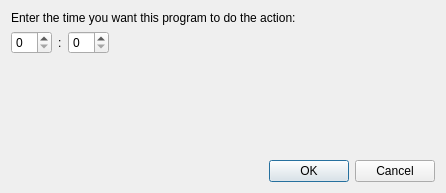
The window that src/atdialog.ui (cges30901/hmtimer) describes before a commit, drawn with Qt 5.
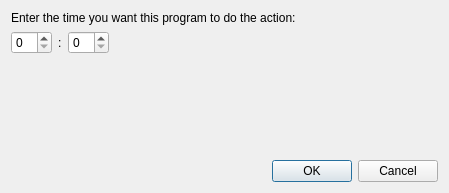
The same window after the commit.

Commit message: Use QDialogButtonBox

Diff of the .ui file:
```diff
--- a/src/atdialog.ui
+++ b/src/atdialog.ui
@@ -6,7 +6,7 @@
    <rect>
     <x>0</x>
     <y>0</y>
-    <width>446</width>
+    <width>449</width>
     <height>193</height>
    </rect>
   </property>
@@ -65,35 +65,11 @@
     </spacer>
    </item>
    <item>
-    <layout class="QHBoxLayout" name="horizontalLayout_3">
-     <item>
-      <spacer name="horizontalSpacer">
-       <property name="orientation">
-        <enum>Qt::Horizontal</enum>
-       </property>
-       <property name="sizeHint" stdset="0">
-        <size>
-         <width>40</width>
-         <height>20</height>
-        </size>
-       </property>
-      </spacer>
-     </item>
-     <item>
-      <widget class="QPushButton" name="btnOk">
-       <property name="text">
-        <string>OK</string>
-       </property>
-      </widget>
-     </item>
-     <item>
-      <widget class="QPushButton" name="btnCancel">
-       <property name="text">
-        <string>Cancel</string>
-       </property>
-      </widget>
-     </item>
-    </layout>
+    <widget class="QDialogButtonBox" name="buttonBox">
+     <property name="standardButtons">
+      <set>QDialogButtonBox::Cancel|QDialogButtonBox::Ok</set>
+     </property>
+    </widget>
    </item>
   </layout>
  </widget>
```
Left out of the diff: 12 changed lines with no effect on the pictures. The commit also changes 11 other files.
